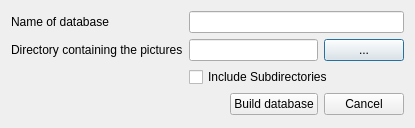
The window that newdatabasedlg.ui (seanet7or/mosaicit) describes before a commit, drawn with Qt 5.
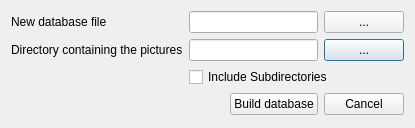
The same window after the commit.

Commit message: dialog to create new database is complete

Diff of the .ui file:
```diff
--- a/newdatabasedlg.ui
+++ b/newdatabasedlg.ui
@@ -25,11 +25,11 @@
      <item row="0" column="0">
       <widget class="QLabel" name="label">
        <property name="text">
-        <string>Name of database</string>
+        <string>New database file</string>
        </property>
       </widget>
      </item>
-     <item row="0" column="1" colspan="2">
+     <item row="0" column="1">
       <widget class="QLineEdit" name="nameEdit"/>
      </item>
      <item row="1" column="0">
@@ -56,6 +56,13 @@
        </property>
       </widget>
      </item>
+     <item row="0" column="2">
+      <widget class="QPushButton" name="selectFileButton">
+       <property name="text">
+        <string>...</string>
+       </property>
+      </widget>
+     </item>
     </layout>
    </item>
    <item>
```
The commit also changes 14 other files.
